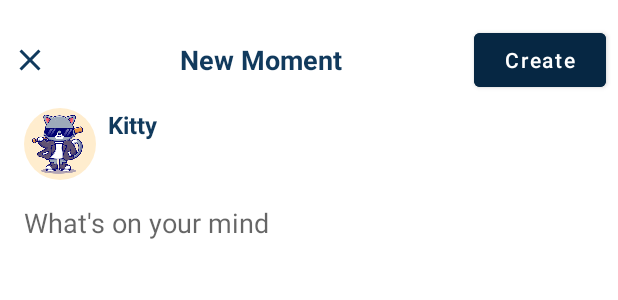
After one commit to Ponnya/PADC_WeChat, an Android app: the layout activity_new_moment.xml on its own in the app's theme, with its tools: preview values and no code run, on a phone screen of 412 x 824 dp. The commit adds this screen. Shown: the top 300 px of the screen. Run offline under Robolectric (Android 15) with nearby library versions, the phone set to English and light mode, and no system bars.

Commit message:
-add addNewMoment screen
Signed-off-by: Ponnya <mr.ponnya@gmail.com>

```diff
--- /dev/null
+++ b/app/src/main/java/com/padc/ponnya/wechat/mvp/views/HomeView.kt
@@ -0,0 +1,5 @@
+package com.padc.ponnya.wechat.mvp.views
+
+interface HomeView : BaseView {
+    fun openNewMomentScreen(): Boolean
+}
--- /dev/null
+++ b/app/src/main/res/drawable/ic_baseline_close_blue_24dp.xml
@@ -0,0 +1,10 @@
+<vector xmlns:android="http://schemas.android.com/apk/res/android"
+    android:width="24dp"
+    android:height="24dp"
+    android:tint="#113A5D"
+    android:viewportWidth="24"
+    android:viewportHeight="24">
+    <path
+        android:fillColor="@android:color/white"
+        android:pathData="M19,6.41L17.59,5 12,10.59 6.41,5 5,6.41 10.59,12 5,17.59 6.41,19 12,13.41 17.59,19 19,17.59 13.41,12z" />
+</vector>
--- /dev/null
+++ b/app/src/main/res/layout/activity_new_moment.xml
@@ -0,0 +1,88 @@
+<?xml version="1.0" encoding="utf-8"?>
+<RelativeLayout xmlns:android="http://schemas.android.com/apk/res/android"
+    xmlns:tools="http://schemas.android.com/tools"
+    android:layout_width="match_parent"
+    android:layout_height="match_parent"
+    tools:context=".activities.NewMomentActivity">
+
+    <androidx.appcompat.widget.AppCompatImageView
+        android:id="@+id/btnClose"
+        android:layout_width="wrap_content"
+        android:layout_height="wrap_content"
+        android:layout_alignTop="@id/tvNewMoment"
+        android:layout_alignBottom="@id/tvNewMoment"
+        android:layout_marginStart="@dimen/margin_medium"
+        android:src="@drawable/ic_baseline_close_blue_24dp" />
+
+    <androidx.appcompat.widget.AppCompatTextView
+        android:id="@+id/tvNewMoment"
+        android:layout_width="wrap_content"
+        android:layout_height="wrap_content"
+        android:layout_alignTop="@id/btnCreateMoment"
+        android:layout_alignBottom="@id/btnCreateMoment"
+        android:layout_toStartOf="@id/btnCreateMoment"
+        android:layout_toEndOf="@id/btnClose"
+        android:gravity="center"
+        android:text="@string/lbl_new_moment"
+        android:textColor="@color/colorSecondaryLight"
+        android:textSize="@dimen/text_regular_2xx"
+        android:textStyle="bold" />
+
+    <Button
+        android:id="@+id/btnCreateMoment"
+        android:layout_width="wrap_content"
+        android:layout_height="wrap_content"
+        android:layout_alignParentEnd="true"
+        android:layout_marginTop="@dimen/margin_medium_2"
+        android:layout_marginEnd="@dimen/margin_medium"
+        android:backgroundTint="@color/colorSecondary"
+        android:text="@string/lbl_create"
+        android:textAllCaps="false" />
+
+    <de.hdodenhof.circleimageview.CircleImageView
+        android:id="@+id/ivProfile"
+        android:layout_width="@dimen/margin_xxlarge"
+        android:layout_height="@dimen/margin_xxlarge"
+        android:layout_below="@id/btnClose"
+        android:layout_marginStart="@dimen/margin_medium_2"
+        android:layout_marginTop="@dimen/margin_medium"
+        android:src="@drawable/moment_testing_image" />
+
+    <androidx.appcompat.widget.AppCompatTextView
+        android:id="@+id/tvName"
+        android:layout_width="wrap_content"
+        android:layout_height="wrap_content"
+        android:layout_below="@id/btnClose"
+        android:layout_marginStart="@dimen/margin_medium"
+        android:layout_marginTop="@dimen/margin_medium"
+        android:layout_toEndOf="@id/ivProfile"
+        android:text="Kitty"
+        android:textColor="@color/colorSecondaryLight"
+        android:textSize="@dimen/text_regular_2x"
+        android:textStyle="bold" />
+
+    <androidx.appcompat.widget.AppCompatEditText
+        android:id="@+id/edtMomentContent"
+        android:layout_width="match_parent"
+        android:layout_height="wrap_content"
+        android:layout_below="@id/ivProfile"
+        android:layout_marginStart="@dimen/margin_medium_2"
+        android:layout_marginTop="@dimen/margin_medium_2"
+        android:layout_marginEnd="@dimen/margin_medium_2"
+        android:background="@null"
+        android:hint="@string/hint_moment_content"
+        android:inputType="textMultiLine"
+        android:textSize="@dimen/text_regular_2xx" />
+
+    <androidx.recyclerview.widget.RecyclerView
+        android:id="@+id/rvSelectedImage"
+        android:layout_width="match_parent"
+        android:layout_height="wrap_content"
+        android:layout_alignParentBottom="true"
+        android:layout_marginBottom="@dimen/margin_medium_2"
+        android:clipToPadding="false"
+        android:paddingStart="@dimen/margin_medium"
+        android:paddingEnd="@dimen/margin_medium_2" />
+
+
+</RelativeLayout>
--- a/app/src/main/res/values/dimens.xml
+++ b/app/src/main/res/values/dimens.xml
@@ -38,4 +38,5 @@
     <dimen name="width_auto_complete_text_view_day">100dp</dimen>
     <dimen name="width_auto_complete_text_view_month">115dp</dimen>
     <dimen name="width_auto_complete_text_view_year">105dp</dimen>
+    <dimen name="width_height_selected_image">100dp</dimen>
 </resources>
--- a/app/src/main/res/values/strings.xml
+++ b/app/src/main/res/values/strings.xml
@@ -35,4 +35,7 @@
     <!-- TODO: Remove or change this placeholder text -->
     <string name="hello_blank_fragment">Hello blank fragment</string>
     <string name="lbl_edit">Edit</string>
+    <string name="lbl_new_moment">New Moment</string>
+    <string name="lbl_create">Create</string>
+    <string name="hint_moment_content">What\'s on your mind</string>
 </resources>
```
Also changed, not shown: app/src/main/AndroidManifest.xml (+8 -0 lines), app/src/main/java/com/padc/ponnya/wechat/activities/HomeActivity.kt (+29 -3 lines), app/src/main/java/com/padc/ponnya/wechat/activities/NewMomentActivity.kt (added, +40 -0 lines), app/src/main/java/com/padc/ponnya/wechat/adapters/SelectedImageAdapter.kt (added, +29 -0 lines), app/src/main/java/com/padc/ponnya/wechat/mvp/presenters/HomePresenter.kt (added, +7 -0 lines), app/src/main/java/com/padc/ponnya/wechat/mvp/presenters/impl/HomePresenterImpl.kt (added, +14 -0 lines), app/src/main/java/com/padc/ponnya/wechat/utils/ConstData.kt (+28 -0 lines), app/src/main/java/com/padc/ponnya/wechat/viewholders/SelectedImageViewHolder.kt (added, +25 -0 lines), app/src/main/res/drawable/add_blue_24dp.xml (added, +12 -0 lines), app/src/main/res/layout/viewholder_selected_image.xml (added, +16 -0 lines).
